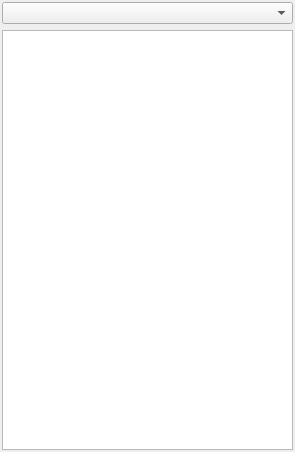
Above: glue/qt/ui/component_selector.ui from glue-viz/glue before the change. Below: the same form after it.
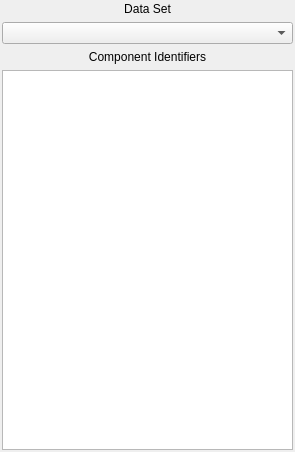
That is the form after the change. Custom widgets are drawn as their Qt base class.

The edit to the form file:
```diff
--- a/glue/qt/ui/component_selector.ui
+++ b/glue/qt/ui/component_selector.ui
@@ -19,11 +19,42 @@
    </property>
    <item>
     <layout class="QVBoxLayout" name="verticalLayout">
+     <item>
+      <widget class="QLabel" name="label">
+       <property name="text">
+        <string>Data Set</string>
+       </property>
+       <property name="alignment">
+        <set>Qt::AlignCenter</set>
+       </property>
+      </widget>
+     </item>
      <item>
       <widget class="QComboBox" name="data_selector"/>
      </item>
      <item>
-      <widget class="GlueListWidget" name="component_selector"/>
+      <widget class="QLabel" name="label_2">
+       <property name="layoutDirection">
+        <enum>Qt::LeftToRight</enum>
+       </property>
+       <property name="text">
+        <string>Component Identifiers</string>
+       </property>
+       <property name="alignment">
+        <set>Qt::AlignCenter</set>
+       </property>
+      </widget>
+     </item>
+     <item>
+      <widget class="GlueListWidget" name="component_selector">
+       <property name="toolTip">
+        <string>&lt;!DOCTYPE HTML PUBLIC &quot;-//W3C//DTD HTML 4.0//EN&quot; &quot;http://www.w3.org/TR/REC-html40/strict.dtd&quot;&gt;
+&lt;html&gt;&lt;head&gt;&lt;meta name=&quot;qrichtext&quot; content=&quot;1&quot; /&gt;&lt;style type=&quot;text/css&quot;&gt;
+p, li { white-space: pre-wrap; }
+&lt;/style&gt;&lt;/head&gt;&lt;body style=&quot; font-family:'Lucida Grande'; font-size:12pt; font-weight:400; font-style:normal;&quot;&gt;
+&lt;p style=&quot; margin-top:0px; margin-bottom:0px; margin-left:0px; margin-right:0px; -qt-block-indent:0; text-indent:0px;&quot;&gt;The Component IDs associated with this data set&lt;/p&gt;&lt;/body&gt;&lt;/html&gt;</string>
+       </property>
+      </widget>
      </item>
     </layout>
    </item>
```
